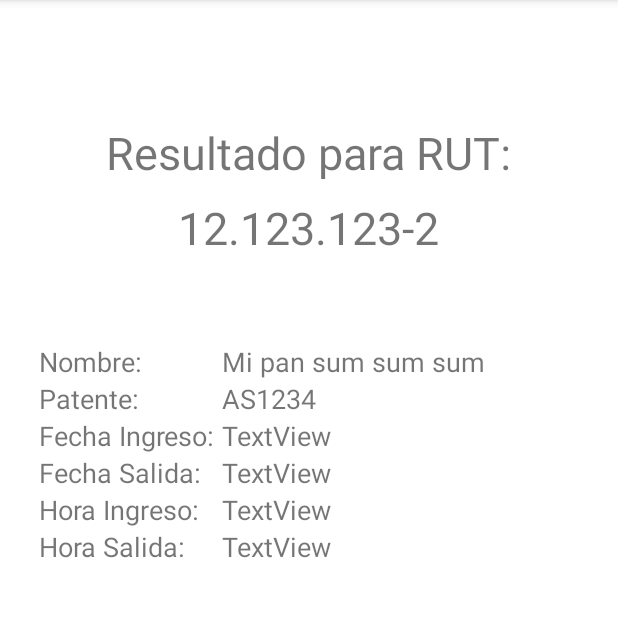
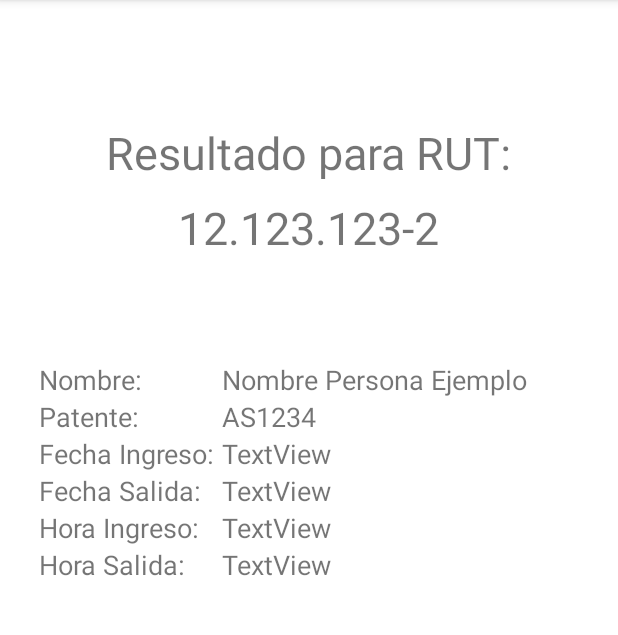
Before and after one commit to HyperCC/ParkingUCN, an Android app: the fragment BuscarPersonaResultado placed in its activity, on a phone screen of 412 x 824 dp, the part 84-719 px from its top. Run offline under Robolectric (Android 15) with nearby library versions, the phone set to English and light mode, and no system bars.

Commit message:
refactor(App): change textview id in fragment_buscar_persona_resultado layout

```diff
--- a/App/app/src/main/res/layout/fragment_buscar_persona_resultado.xml
+++ b/App/app/src/main/res/layout/fragment_buscar_persona_resultado.xml
@@ -28,7 +28,7 @@
             app:layout_constraintVertical_bias="0.0" />
 
         <TextView
-            android:id="@+id/textView22"
+            android:id="@+id/rutPersonaBuscada"
             android:layout_width="260dp"
             android:layout_height="85dp"
             android:text="12.123.123-2"
@@ -64,10 +64,10 @@
                     android:textSize="18sp" />
 
                 <TextView
-                    android:id="@+id/textView6"
+                    android:id="@+id/nombrePersonaBuscada"
                     android:layout_width="match_parent"
                     android:layout_height="wrap_content"
-                    android:text="Mi pan sum sum sum"
+                    android:text="Nombre Persona Ejemplo"
                     android:textSize="18sp" />
             </TableRow>
 
```
